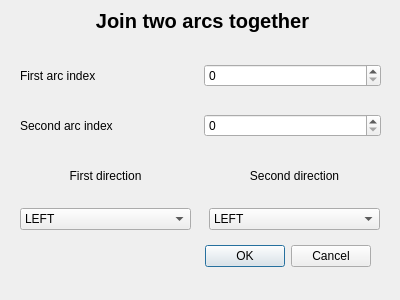
Before: the Qt Designer form Labor/GUI/ArcJoinWindow.ui in Moenish/II_II-CAGD, drawn with Qt 5.
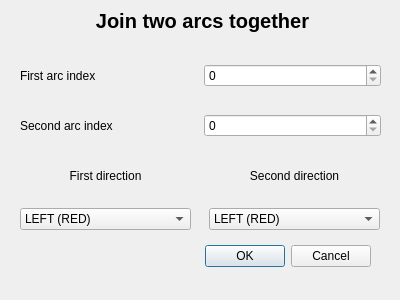
After: the same form once the commit is applied.

Patch:
```diff
--- a/Labor/GUI/ArcJoinWindow.ui
+++ b/Labor/GUI/ArcJoinWindow.ui
@@ -104,11 +104,11 @@
     <item>
      <widget class="QComboBox" name="arcJoinFirstDirectionComboBox">
       <property name="currentText">
-       <string>LEFT</string>
+       <string>LEFT (RED)</string>
       </property>
       <item>
        <property name="text">
-        <string>LEFT</string>
+        <string>LEFT (RED)</string>
        </property>
       </item>
       <item>
@@ -143,11 +143,11 @@
     <item>
      <widget class="QComboBox" name="arcJoinSecondDirectionComboBox">
       <property name="currentText">
-       <string>LEFT</string>
+       <string>LEFT (RED)</string>
       </property>
       <item>
        <property name="text">
-        <string>LEFT</string>
+        <string>LEFT (RED)</string>
        </property>
       </item>
       <item>
```
Left out of the diff: 4 changed lines with no effect on the pictures.
